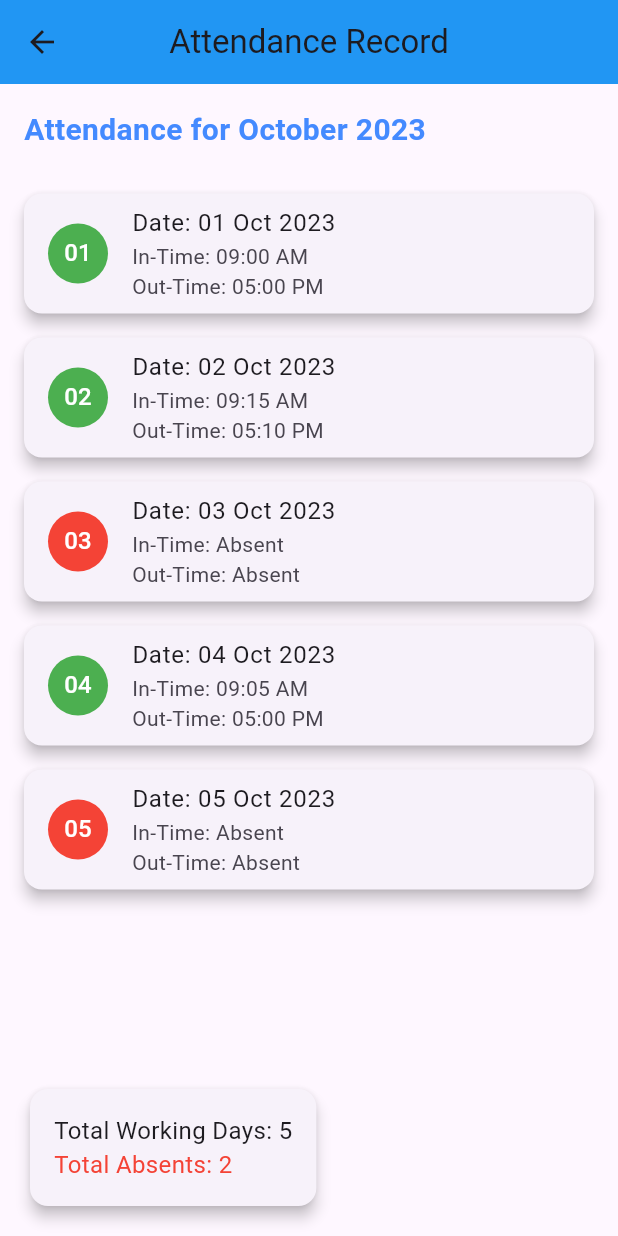
After one commit to awhfahim/online-attendance, a Flutter app: the HomePage screen opened directly, after a tap on "Attendance Record", on a phone screen of 412 x 824 dp. The commit adds this screen. Run offline on Flutter 3.47's test engine with Material 3 defaults, Android fonts, the phone set to English and light mode, and no system bars; our stand-ins replace shared_preferences; accounts and stored records are empty.

Commit message:
added home page and auth service, also added attendance_record.dart and profile_page.dart

```diff
--- /dev/null
+++ b/online_attendance_app/lib/attendance_record.dart
@@ -0,0 +1,99 @@
+import 'package:flutter/material.dart';
+
+class AttendanceRecordPage extends StatelessWidget {
+  const AttendanceRecordPage({super.key});
+
+  @override
+  Widget build(BuildContext context) {
+    // Dummy attendance data
+    final List<Map<String, String>> attendanceData = [
+      {"date": "01 Oct 2023", "inTime": "09:00 AM", "outTime": "05:00 PM"},
+      {"date": "02 Oct 2023", "inTime": "09:15 AM", "outTime": "05:10 PM"},
+      {"date": "03 Oct 2023", "inTime": "Absent", "outTime": "Absent"},
+      {"date": "04 Oct 2023", "inTime": "09:05 AM", "outTime": "05:00 PM"},
+      {"date": "05 Oct 2023", "inTime": "Absent", "outTime": "Absent"},
+    ];
+
+    // Calculate total absents and working days
+    final int totalWorkingDays = attendanceData.length;
+    final int totalAbsents = attendanceData
+        .where((record) => record["inTime"] == "Absent")
+        .length;
+
+    return Scaffold(
+      appBar: AppBar(
+        title: const Text("Attendance Record"),
+        centerTitle: true,
+        backgroundColor: Colors.blue,
+      ),
+      body: Padding(
+        padding: const EdgeInsets.all(16.0),
+        child: Column(
+          crossAxisAlignment: CrossAxisAlignment.start,
+          children: [
+            const Text(
+              "Attendance for October 2023",
+              style: TextStyle(
+                fontSize: 20,
+                fontWeight: FontWeight.bold,
+                color: Colors.blueAccent,
+              ),
+            ),
+            const SizedBox(height: 20),
+            Expanded(
+              child: ListView.builder(
+                itemCount: attendanceData.length,
+                itemBuilder: (context, index) {
+                  final record = attendanceData[index];
+                  return Card(
+                    elevation: 4,
+                    margin: const EdgeInsets.symmetric(vertical: 8.0),
+                    child: ListTile(
+                      leading: CircleAvatar(
+                        backgroundColor: record["inTime"] == "Absent"
+                            ? Colors.red
+                            : Colors.green,
+                        child: Text(
+                          record["date"]!.split(" ")[0],
+                          style: const TextStyle(color: Colors.white),
+                        ),
+                      ),
+                      title: Text("Date: ${record["date"]}"),
+                      subtitle: Column(
+                        crossAxisAlignment: CrossAxisAlignment.start,
+                        children: [
+                          Text("In-Time: ${record["inTime"]}"),
+                          Text("Out-Time: ${record["outTime"]}"),
+                        ],
+                      ),
+                    ),
+                  );
+                },
+              ),
+            ),
+            const SizedBox(height: 20),
+            Card(
+              elevation: 4,
+              child: Padding(
+                padding: const EdgeInsets.all(16.0),
+                child: Column(
+                  crossAxisAlignment: CrossAxisAlignment.start,
+                  children: [
+                    Text(
+                      "Total Working Days: $totalWorkingDays",
+                      style: const TextStyle(fontSize: 16),
+                    ),
+                    Text(
+                      "Total Absents: $totalAbsents",
+                      style: const TextStyle(fontSize: 16, color: Colors.red),
+                    ),
+                  ],
+                ),
+              ),
+            ),
+          ],
+        ),
+      ),
+    );
+  }
+}
--- a/online_attendance_app/lib/home_page.dart
+++ b/online_attendance_app/lib/home_page.dart
@@ -1,8 +1,11 @@
 import 'package:flutter/material.dart';
 import 'package:http/http.dart' as http;
+import 'package:online_attendance_app/profile_page.dart';
 import 'package:shared_preferences/shared_preferences.dart';
 import 'dart:convert';
 
+import 'attendance_record.dart';
+import 'authservice.dart';
 import 'login_page.dart';
 
 class HomePage extends StatelessWidget {
@@ -105,16 +108,35 @@ class HomePage extends StatelessWidget {
               leading: Icon(Icons.check_circle, color: Colors.green),
               title: Text("Mark Attendance"),
             ),
-            const ListTile(
-              leading: Icon(Icons.checklist, color: Colors.orange),
-              title: Text("View Attendance Records"),
+            ListTile(
+              leading: const Icon(Icons.calendar_today, color: Colors.blue),
+              title: const Text("Attendance Record"),
+              onTap: () {
+                Navigator.push(
+                  context,
+                  MaterialPageRoute(builder: (context) => const AttendanceRecordPage()),
+                );
+              },
             ),
-            const ListTile(
-              leading: Icon(Icons.person, color: Colors.blue),
-              title: Text("Profile Management"),
+            ListTile(
+              leading: const Icon(Icons.person, color: Colors.blue),
+              title: const Text("Profile Management"),
+              onTap: () {
+                Navigator.push(
+                  context,
+                  MaterialPageRoute(builder: (context) => const ProfilePage()),
+                );
+              },
             ),
             const Spacer(),
-            Center(
+            FutureBuilder<bool>(
+              future: AuthService().isAdmin(),
+              builder: (context, snapshot) {
+                if (snapshot.connectionState == ConnectionState.waiting) {
+                  return const CircularProgressIndicator(); // Show a loader while checking admin status
+                }
+                if (snapshot.data == true) {
+                  return Center(
                     child: ElevatedButton(
                       onPressed: () => _addUser(context),
                       style: ElevatedButton.styleFrom(
@@ -129,6 +151,10 @@ class HomePage extends StatelessWidget {
                         style: TextStyle(fontSize: 18, color: Colors.white),
                       ),
                     ),
+                  );
+                }
+                return const SizedBox.shrink(); // Hide the button if not admin
+              },
             ),
             const SizedBox(height: 10),
             Center(
```
Also changed, not shown: online_attendance_app/lib/login_page.dart (+28 -6 lines), online_attendance_app/lib/profile_page.dart (added, +74 -0 lines). Lines whose indentation alone changed are shown as unchanged.
